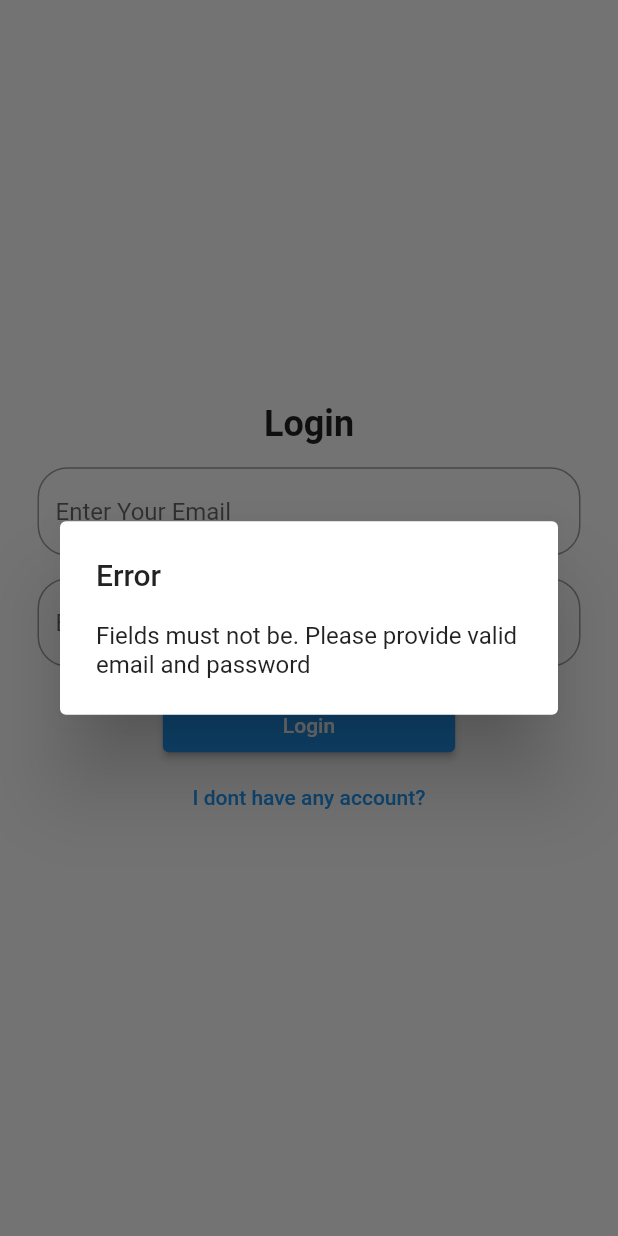
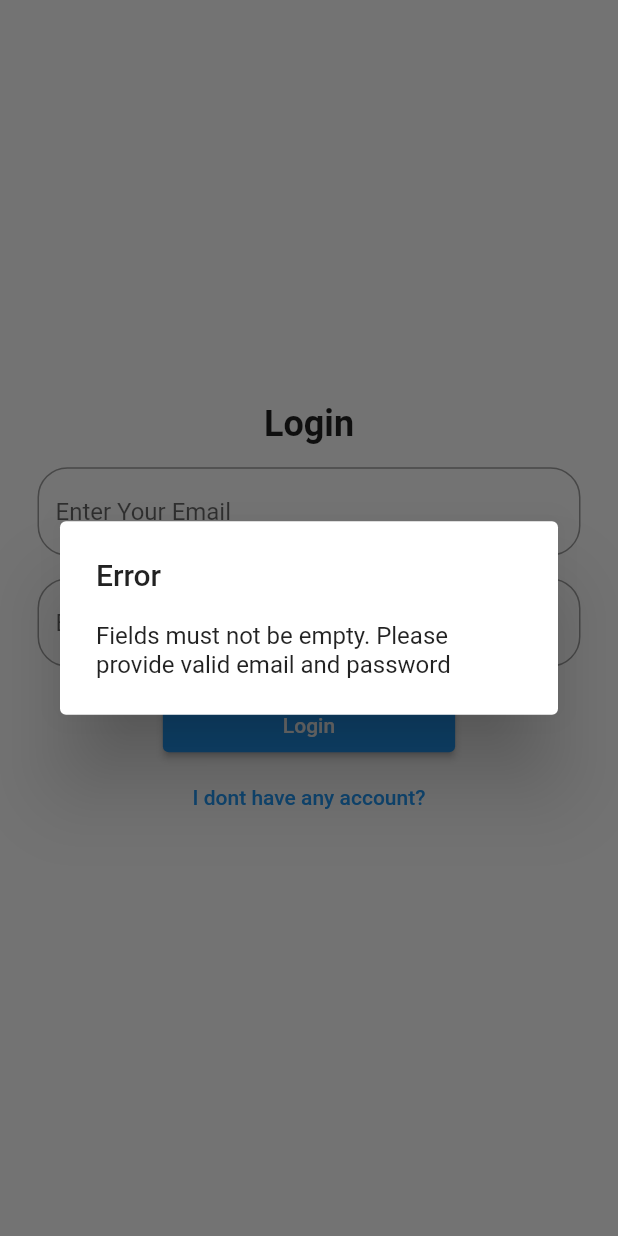
Before and after one commit to istiak9999/Edulab-Android-App-Using-Flutter-Firebase-Auth-and-Firebase-Core, a Flutter app: the screen it shows after launch, after a tap on "Login", on a phone screen of 412 x 824 dp. Run offline on Flutter 3.47's test engine with Material 2 defaults, Android fonts, the phone set to English and light mode, and no system bars; our stand-ins replace cloud_firestore, firebase_auth, firebase_core, shared_preferences; missing offline and left inert: dart:html; accounts and stored records are empty.

Commit message:
last commit

```diff
--- a/lib/login.dart
+++ b/lib/login.dart
@@ -65,7 +65,7 @@ class LoginPage extends StatelessWidget {
                     // if textfields are empty it show warning message
 
                     service.errorBox((context),
-                        "Fields must not be. Please provide valid email and password");
+                        "Fields must not be empty. Please provide valid email and password");
                   }
                 },
                 child: Text('Login')),
```
Also changed, not shown: lib/main.dart (+5 -16 lines).
